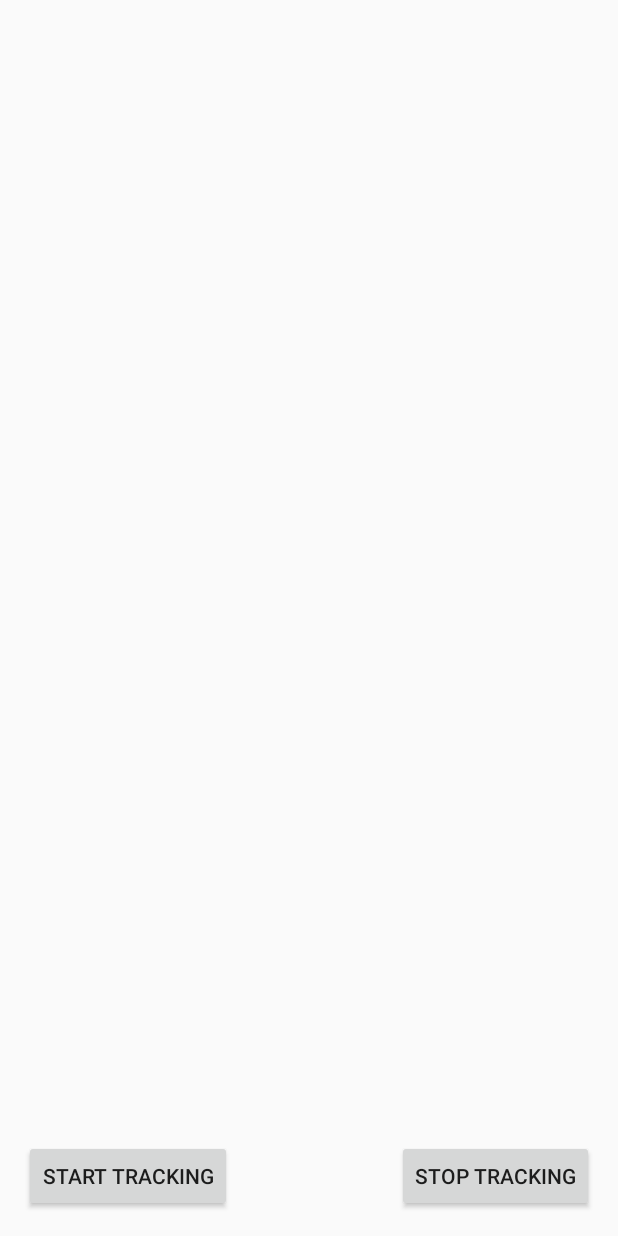
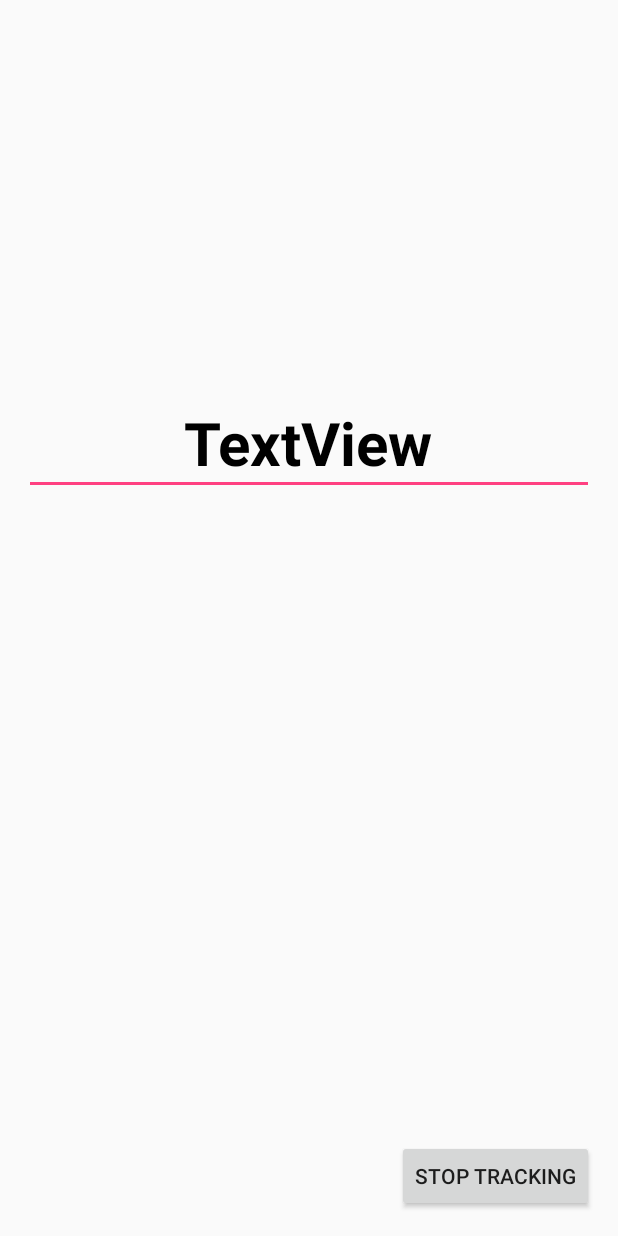
Before and after one commit to dnlrbz/Typo, an Android app: the GameActivity screen opened directly, with no data from a screen before it, on a phone screen of 412 x 824 dp. Run offline under Robolectric (Android 15) with nearby library versions, the phone set to English and light mode, and no system bars; 2 statements that could not run were skipped.

Commit message:
started game implementation

```diff
--- a/app/src/main/AndroidManifest.xml
+++ b/app/src/main/AndroidManifest.xml
@@ -22,7 +22,9 @@
         <service android:name=".Controller.ActivityManagement.ActivityRecognizedService" />
         <service android:name=".Controller.ActivityManagement.BackgroundActivityService" />
 
-        <activity android:name=".View.GameActivity" />
+        <activity android:name=".View.GameActivity"
+            android:windowSoftInputMode="stateVisible"
+            />
         <activity android:name=".View.ScoresActivity" />
         <activity android:name=".View.StatisticsActivity"></activity>
     </application>
--- a/app/src/main/java/at/ac/univie/hci/typo/Controller/WordsManager.java
+++ b/app/src/main/java/at/ac/univie/hci/typo/Controller/WordsManager.java
@@ -2,6 +2,7 @@ package at.ac.univie.hci.typo.Controller;
 
 import java.util.ArrayList;
 import java.util.Arrays;
+import java.util.Random;
 
 public class WordsManager {
 
@@ -18,4 +19,15 @@ public class WordsManager {
         }
         return counter;
     }
+
+
+    public static int getRandomNumberInRange(int min, int max) {
+
+        if (min >= max) {
+            throw new IllegalArgumentException("max must be greater than min");
+        }
+
+        Random r = new Random();
+        return r.nextInt((max - min) + 1) + min;
+    }
 }
--- a/app/src/main/java/at/ac/univie/hci/typo/View/GameActivity.java
+++ b/app/src/main/java/at/ac/univie/hci/typo/View/GameActivity.java
@@ -7,24 +7,32 @@ import android.content.IntentFilter;
 import android.support.v4.content.LocalBroadcastManager;
 import android.support.v7.app.AppCompatActivity;
 import android.os.Bundle;
+import android.text.Editable;
+import android.text.TextWatcher;
 import android.util.Log;
 import android.view.View;
+import android.view.inputmethod.InputMethodManager;
 import android.widget.Button;
+import android.widget.EditText;
 import android.widget.ImageView;
 import android.widget.TextView;
+import java.util.Random.*;
 
 import com.google.android.gms.location.DetectedActivity;
 
 import java.util.ArrayList;
+import java.util.Random;
 
 import at.ac.univie.hci.typo.Controller.ActivityManagement.BackgroundActivityService;
 import at.ac.univie.hci.typo.Controller.ActivityManagement.ConstantsForActivities;
+import at.ac.univie.hci.typo.Controller.WordsManager;
 import at.ac.univie.hci.typo.Model.DataBase.Database;
 import at.ac.univie.hci.typo.Model.GameStatistics;
 import at.ac.univie.hci.typo.Model.Player;
+import at.ac.univie.hci.typo.Model.Words;
 import at.ac.univie.hci.typo.R;
 
-public class GameActivity extends AppCompatActivity {
+public class GameActivity extends AppCompatActivity implements TextWatcher {
 
     private String TAG = GameActivity.class.getSimpleName();
     BroadcastReceiver broadcastReceiver;
@@ -32,28 +40,48 @@ public class GameActivity extends AppCompatActivity {
     private ImageView imgActivity;
     private Button btnStartTrcking, btnStopTracking;
     private ArrayList<String> activitiesList;
+    private TextView gameWord;
+    Words words = new Words();
+    int wordsCounter;
+    private EditText wordToTypeIn;
 
     @Override
     protected void onCreate(Bundle savedInstanceState) {
         super.onCreate(savedInstanceState);
         setContentView(at.ac.univie.hci.typo.R.layout.activity_game);
 
+
         txtActivity = (TextView) findViewById(R.id.txt_activity);
         txtConfidence = (TextView) findViewById(R.id.txt_confidence);
-        imgActivity = (ImageView) findViewById(R.id.img_activity);
-        btnStartTrcking = (Button) findViewById(R.id.btn_start_tracking);
-        btnStopTracking = (Button) findViewById(R.id.btn_stop_tracking);
+//        btnStopTracking = (Button) findViewById(R.id.btn_stop_tracking);
         activitiesList = new ArrayList<String>();
 
 
+        startTracking();
 
+        //List of 1000 Words for a game
+        wordsCounter = 0;
+
+        wordToTypeIn = (EditText) findViewById(R.id.editTextWordToTypeIn);
+        wordToTypeIn.addTextChangedListener(this);
+
+        setFocusOnEditText();
+
+
+
+
+
+
+
+/*
         btnStartTrcking.setOnClickListener(new View.OnClickListener() {
             @Override
             public void onClick(View view) {
                 startTracking();
             }
         });
-
+*/
+/*
         btnStopTracking.setOnClickListener(new View.OnClickListener() {
             @Override
             public void onClick(View view) {
@@ -62,6 +90,7 @@ public class GameActivity extends AppCompatActivity {
                 stopTracking();
             }
         });
+        */
 
         broadcastReceiver = new BroadcastReceiver() {
             @Override
@@ -77,8 +106,14 @@ public class GameActivity extends AppCompatActivity {
         startTracking();
 
 
+    }
 
+    public void setFocusOnEditText() {
+        wordToTypeIn.requestFocus();
+        InputMethodManager imm = (InputMethodManager) getSystemService(Context.INPUT_METHOD_SERVICE);
+        imm.showSoftInput(wordToTypeIn, InputMethodManager.SHOW_IMPLICIT);
     }
+
 
     private void handleUserActivity(int type, int confidence) {
         //String label = getString(R.string.activity_unknown);
@@ -87,48 +122,38 @@ public class GameActivity extends AppCompatActivity {
 
         switch (type) {
             case DetectedActivity.IN_VEHICLE: {
-                // label = getString(R.string.activity_in_vehicle);
+
                 label = "IN VEHICLE";
-                // icon = R.drawable.ic_driving;
                 break;
             }
             case DetectedActivity.ON_BICYCLE: {
-                // label = getString(R.string.activity_on_bicycle);
                 label = "ON BICYLCE";
-                // icon = R.drawable.ic_on_bicycle;
-                break;
-            }
-            case DetectedActivity.ON_FOOT: {
-                // label = getString(R.string.activity_on_foot);
-                label = "ON FOOT";
-                // icon = R.drawable.ic_walking;
                 break;
             }
             case DetectedActivity.RUNNING: {
-                //label = getString(R.string.activity_running);
-                label = "RINNING";
-                // icon = R.drawable.ic_running;
+                label = "RUNNING";
+
                 break;
             }
             case DetectedActivity.STILL: {
-                // label = getString(R.string.activity_still);
+
                 label = "STILL";
                 break;
             }
             case DetectedActivity.TILTING: {
-                // label = getString(R.string.activity_tilting);
+
                 label = "TILTING";
-                // icon = R.drawable.ic_tilting;
+
                 break;
             }
             case DetectedActivity.WALKING: {
-                // label = getString(R.string.activity_walking);
+
                 label = "WALKING";
-                // icon = R.drawable.ic_walking;
+
                 break;
             }
             case DetectedActivity.UNKNOWN: {
-                //label = getString(R.string.activity_unknown);
+
                 label ="Activity Unknown";
                 break;
             }
@@ -140,7 +165,6 @@ public class GameActivity extends AppCompatActivity {
             txtActivity.setText(activitiesList.toString());
             txtConfidence.setText("Confidence: " + confidence);
             System.out.println(label + ": " + confidence);
-            // imgActivity.setImageResource(icon);
         }
     }
 
@@ -162,10 +186,36 @@ public class GameActivity extends AppCompatActivity {
     private void startTracking() {
         Intent intent1 = new Intent(GameActivity.this, BackgroundActivityService.class);
         startService(intent1);
+        /**
+         * Setting new Words in Text View
+         */
+        gameWord = (TextView) findViewById(R.id.textViewWord);
+        //TODO Change this to TextWatcher
+        gameWord.setText(words.getList().get(wordsCounter));
+
     }
 
     private void stopTracking() {
         Intent intent = new Intent(GameActivity.this, BackgroundActivityService.class);
         stopService(intent);
     }
+
+    @Override
+    public void beforeTextChanged(CharSequence s, int start, int count, int after) {
+
+    }
+
+    @Override
+    public void onTextChanged(CharSequence s, int start, int before, int count) {
+
+    }
+
+    @Override
+    public void afterTextChanged(Editable typedWord) {
+        if (typedWord.toString().length() == gameWord.getText().length()) {
+            wordsCounter = WordsManager.getRandomNumberInRange(0, 999);
+            gameWord.setText(words.getList().get(wordsCounter));
+            wordToTypeIn.setText("");
+        }
+    }
 }
--- a/app/src/main/res/layout/activity_game.xml
+++ b/app/src/main/res/layout/activity_game.xml
@@ -7,22 +7,30 @@
     android:padding="16dp"
     tools:context=".View.MainActivity">
 
-    <LinearLayout
+    <EditText
+        android:id="@+id/editTextWordToTypeIn"
         android:layout_width="wrap_content"
         android:layout_height="wrap_content"
+        android:layout_alignParentTop="true"
         android:layout_centerHorizontal="true"
-        android:orientation="vertical">
-
-        <ImageView
-            android:id="@+id/img_activity"
-            android:layout_width="wrap_content"
-            android:layout_height="200dp"
-            android:tint="#606060" />
+        android:layout_gravity="center_vertical|center_horizontal"
+        android:layout_marginTop="239dp"
+        android:cursorVisible="false"
+        android:ems="10"
+        android:gravity="center_vertical|center"
+        android:inputType="textNoSuggestions|textVisiblePassword"
+        android:textAlignment="center"
+        android:textColor="@android:color/white"
+        android:textSize="40sp"
+        android:textStyle="bold"
+        tools:cursorVisible="true" />
 
     <TextView
         android:id="@+id/txt_activity"
         android:layout_width="wrap_content"
         android:layout_height="wrap_content"
+        android:layout_above="@+id/txt_confidence"
+        android:layout_centerHorizontal="true"
         android:layout_gravity="center_horizontal"
         android:textAllCaps="true"
         android:textColor="@color/colorPrimary"
@@ -33,20 +41,12 @@
         android:id="@+id/txt_confidence"
         android:layout_width="wrap_content"
         android:layout_height="wrap_content"
+        android:layout_above="@+id/textViewWord"
+        android:layout_centerHorizontal="true"
         android:layout_gravity="center_horizontal"
-            android:layout_marginTop="10dp"
+        android:layout_marginBottom="-247dp"
         android:textAllCaps="true"
         android:textSize="14dp" />
-
-    </LinearLayout>
-
-    <Button
-        android:id="@+id/btn_start_tracking"
-        android:layout_width="wrap_content"
-        android:layout_height="wrap_content"
-        android:layout_alignParentBottom="true"
-        android:layout_alignParentLeft="true"
-        android:text="Start Tracking" />
 
     <Button
         android:id="@+id/btn_stop_tracking"
@@ -55,4 +55,18 @@
         android:layout_alignParentBottom="true"
         android:layout_alignParentRight="true"
         android:text="Stop Tracking" />
+
+    <TextView
+        android:id="@+id/textViewWord"
+        android:layout_width="wrap_content"
+        android:layout_height="64dp"
+        android:layout_alignParentTop="true"
+        android:layout_centerHorizontal="true"
+        android:layout_marginTop="247dp"
+        android:gravity="center_vertical|center_horizontal"
+        android:text="TextView"
+        android:textAlignment="center"
+        android:textColor="@color/listItemColor"
+        android:textSize="40sp"
+        android:textStyle="bold" />
 </RelativeLayout>
```
Lines whose indentation alone changed are shown as unchanged.
